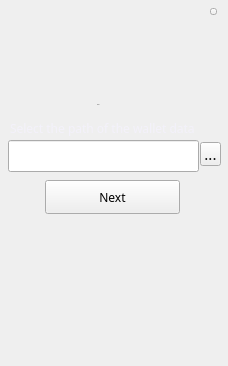
Before: the Qt Designer form LNKWallet/selectwalletpathwidget.ui in HcashOrg/hx-indicator, drawn with Qt 5.
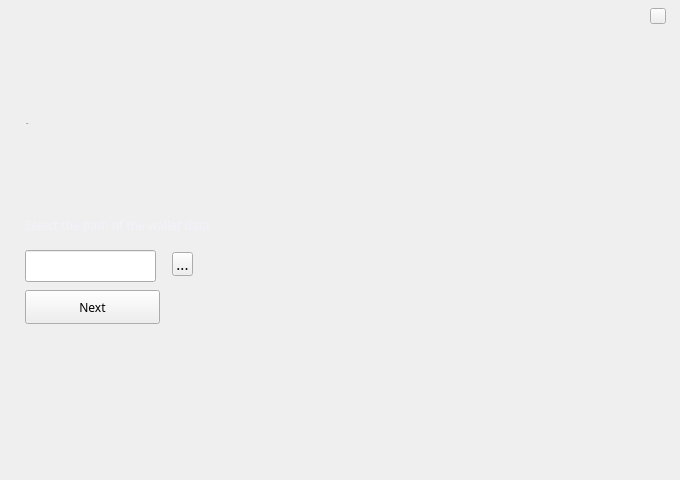
After: the same form once the commit is applied.

```diff
--- a/LNKWallet/selectwalletpathwidget.ui
+++ b/LNKWallet/selectwalletpathwidget.ui
@@ -6,8 +6,8 @@
    <rect>
     <x>0</x>
     <y>0</y>
-    <width>228</width>
-    <height>366</height>
+    <width>680</width>
+    <height>480</height>
    </rect>
   </property>
   <property name="font">
@@ -21,8 +21,8 @@
   <widget class="QToolButton" name="pathBtn">
    <property name="geometry">
     <rect>
-     <x>200</x>
-     <y>142</y>
+     <x>172</x>
+     <y>252</y>
      <width>21</width>
      <height>24</height>
     </rect>
@@ -45,9 +45,9 @@
   <widget class="QLineEdit" name="pathLineEdit">
    <property name="geometry">
     <rect>
-     <x>8</x>
-     <y>140</y>
-     <width>191</width>
+     <x>25</x>
+     <y>250</y>
+     <width>131</width>
      <height>32</height>
     </rect>
    </property>
@@ -69,10 +69,10 @@
   <widget class="QToolButton" name="closeBtn">
    <property name="geometry">
     <rect>
-     <x>210</x>
+     <x>650</x>
      <y>8</y>
-     <width>7</width>
-     <height>7</height>
+     <width>16</width>
+     <height>16</height>
     </rect>
    </property>
    <property name="cursor">
@@ -88,8 +88,8 @@
   <widget class="QToolButton" name="okBtn">
    <property name="geometry">
     <rect>
-     <x>45</x>
-     <y>180</y>
+     <x>25</x>
+     <y>290</y>
      <width>135</width>
      <height>34</height>
     </rect>
@@ -110,8 +110,8 @@
   <widget class="QLabel" name="label_version">
    <property name="geometry">
     <rect>
-     <x>97</x>
-     <y>95</y>
+     <x>26</x>
+     <y>114</y>
      <width>80</width>
      <height>18</height>
     </rect>
@@ -157,10 +157,10 @@
   <widget class="QLabel" name="label">
    <property name="geometry">
     <rect>
-     <x>10</x>
-     <y>120</y>
+     <x>25</x>
+     <y>215</y>
      <width>210</width>
-     <height>16</height>
+     <height>21</height>
     </rect>
    </property>
    <property name="styleSheet">
```
Left out of the diff: 27 changed lines with no effect on the pictures.
